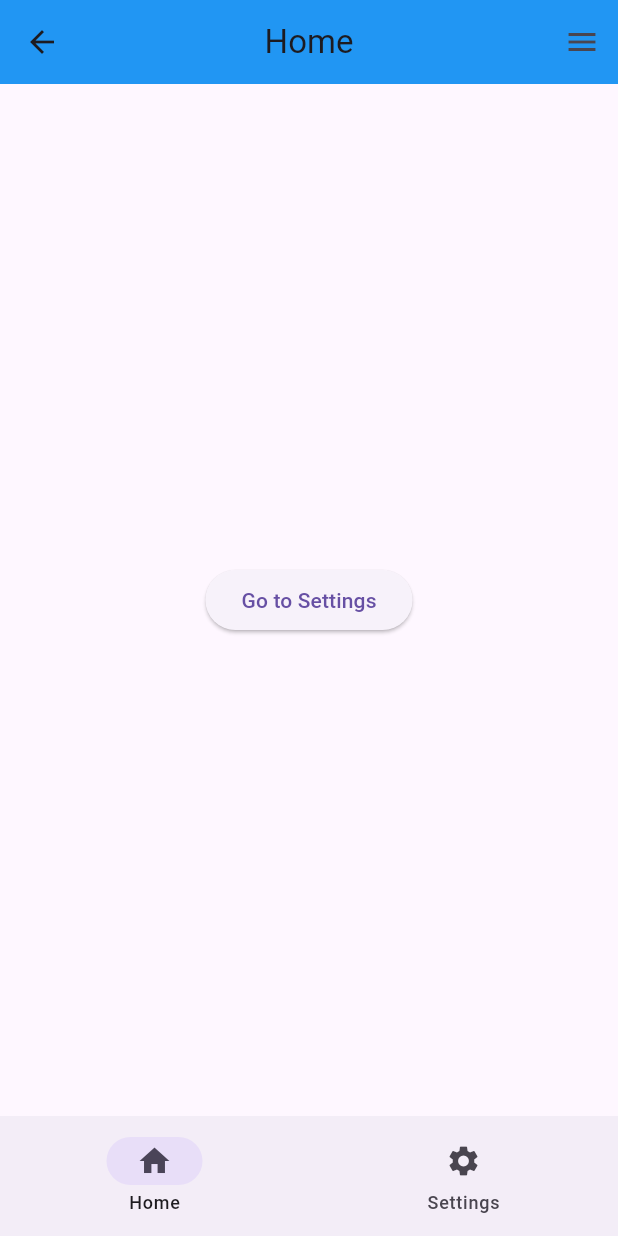
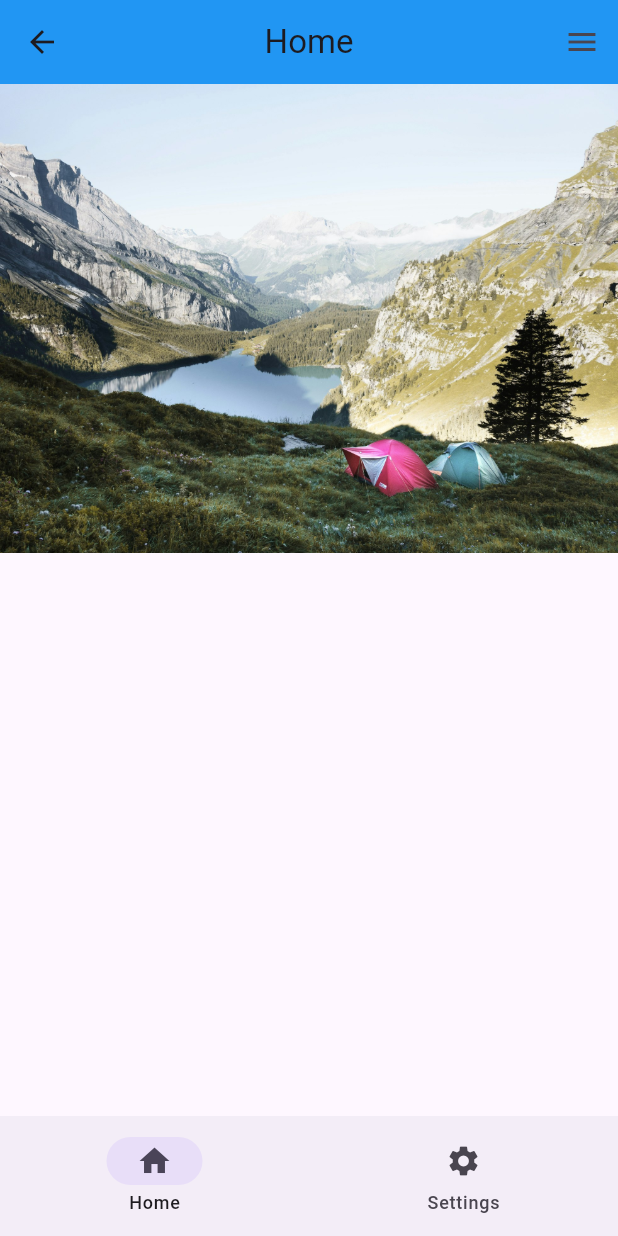
Before and after one commit to BIGboss248/flutter_practice, a Flutter app: the SettingsPage screen opened by its route, after a tap on the "menu" icon, after a tap on "Home", on a phone screen of 412 x 824 dp. Run offline on Flutter 3.47's test engine with Material 3 defaults, Android fonts, the phone set to English and light mode, and no system bars.

Commit message:
linters and app edit

```diff
--- a/lib/pages/home.dart
+++ b/lib/pages/home.dart
@@ -19,7 +19,7 @@ class HhomePageState extends State<HomePage> {
           backgroundColor: Colors.blue,
         ),
         endDrawer: Drawer(
-        width: 200,
+          width: 250,
           child: Padding(
             padding: const EdgeInsets.all(16),
             child: DrawerList(),
@@ -29,7 +29,8 @@ class HhomePageState extends State<HomePage> {
           // List navigation destination and their icons
           destinations: const [
             NavigationDestination(icon: Icon(Icons.home), label: "Home"),
-          NavigationDestination(icon: Icon(Icons.settings), label: "Settings"),
+            NavigationDestination(
+                icon: Icon(Icons.settings), label: "Settings"),
           ],
           // Action to do when a destination is selected
           onDestinationSelected: (int index) {
@@ -43,15 +44,15 @@ class HhomePageState extends State<HomePage> {
             }
           },
         ),
-      body: Center(
-        child: ElevatedButton(
-          onPressed: () {
-            Navigator.pushNamed(context, '/settings');
-          },
-          child: Text("Go to Settings"),
+        body: Column(
+          children: [
+            Container(
+              child: Center(
+                child: Image.asset('images/lake.jpg',),
               ),
-      ),
-    );
+            )
+          ],
+        ));
   }
 }
 
@@ -65,9 +66,9 @@ class DrawerList extends StatelessWidget {
     return ListView(
       children: [
         ListTile(
-          leading: Icon(Icons.home), // widget left of the title
-          trailing: Icon(Icons.arrow_forward), // widget right of the title
-          title: Text("Home"),
+          trailing: Icon(Icons.home), // widget left of the title
+          leading: Icon(Icons.arrow_back), // widget right of the title
+          title: Center(child: Text("Home")),
           enabled: true,
           onTap: () {
             // action when the item is tapped
@@ -76,9 +77,9 @@ class DrawerList extends StatelessWidget {
           },
         ),
         ListTile(
-          leading: Icon(Icons.settings),
-          trailing: Icon(Icons.arrow_forward),
-          title: Text("Settings"),
+          trailing: Icon(Icons.settings),
+          leading: Icon(Icons.arrow_back),
+          title: Center(child: Text("Settings")),
           enabled: true,
           onTap: () {
             Navigator.pop(context);
@@ -86,9 +87,9 @@ class DrawerList extends StatelessWidget {
           },
         ),
         ListTile(
-          leading: Icon(Icons.contact_mail),
-          trailing: Icon(Icons.arrow_forward),
-          title: Text("Contact"),
+          trailing: Icon(Icons.contact_mail),
+          leading: Icon(Icons.arrow_back),
+          title: Center(child: Text("Contact")),
           enabled: true,
           onTap: () {
             Navigator.pop(context);
--- a/pubspec.yaml
+++ b/pubspec.yaml
@@ -1,3 +1,4 @@
+
 name: first_app
 description: "A new Flutter project."
 # The following line prevents the package from being accidentally published to
@@ -59,7 +60,8 @@ flutter:
   uses-material-design: true
 
   # To add assets to your application, add an assets section, like this:
-  # assets:
+  assets:
+      - images/
   #   - images/a_dot_burr.jpeg
   #   - images/a_dot_ham.jpeg
 
```
Also changed, not shown: .devskim.json, .grype.yaml (added), 1 other file. Lines whose indentation alone changed are shown as unchanged.
